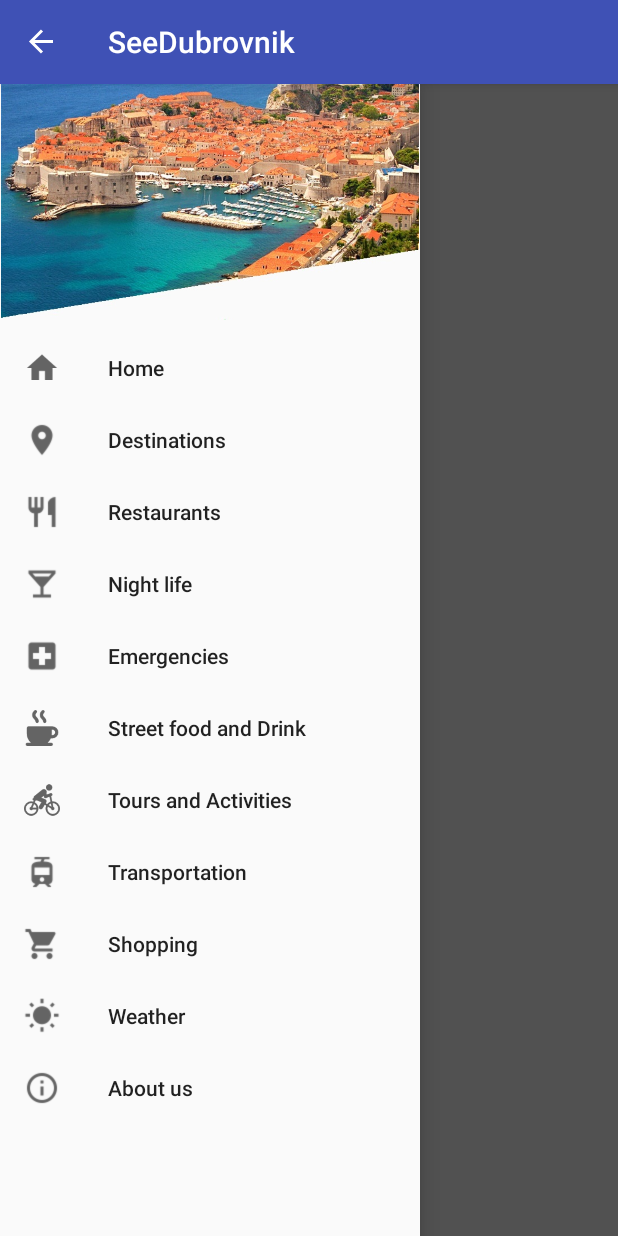
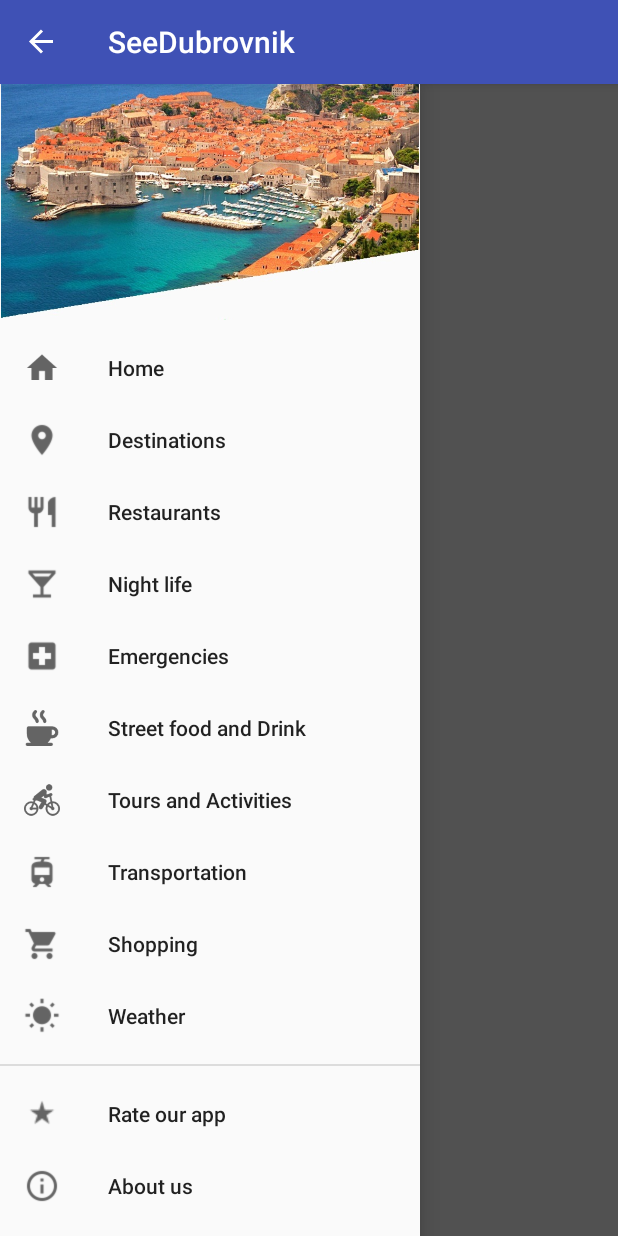
Before and after one commit to progonitelj/SeeDubrovnikTest2, an Android app: the MidActivity screen opened directly, with no data from a screen before it, with the side drawer open, on a phone screen of 412 x 824 dp. Run offline under Robolectric (Android 15) with nearby library versions, the phone set to English and light mode, and no system bars.

Commit message:
****menu content

```diff
--- a/app/src/main/java/hr/project/seedubrovnik/Directions.java
+++ b/app/src/main/java/hr/project/seedubrovnik/Directions.java
@@ -23,8 +23,9 @@ public class Directions extends AppCompatActivity {
 
     public static void GoRestaurant(Context act) {
         Intent intent = new Intent(act, MidActivity.class);
-        intent.putExtra("stringName", "restaurant");
-        intent.putExtra("SelectedItem", "restaurant");
+
+        intent.putExtra("table", "restaurants");
+
         act.startActivity(intent);
 
     }
--- a/app/src/main/java/hr/project/seedubrovnik/MidActivity.java
+++ b/app/src/main/java/hr/project/seedubrovnik/MidActivity.java
@@ -39,7 +39,7 @@ public class MidActivity extends AppCompatActivity {
 
         Intent intent = getIntent();
         String name = intent.getStringExtra("stringName");
-        String SelectedItem = intent.getStringExtra("SelectedItem");
+        String table = intent.getStringExtra("table");
 
 
         SeeDubrovnikDatabaseHellper helper;
@@ -51,46 +51,33 @@ public class MidActivity extends AppCompatActivity {
         Cursor ObjectsCursor;
         helper = new SeeDubrovnikDatabaseHellper(this);
 
-        if(SelectedItem != null && SelectedItem.equals("restaurant")){
-           ObjectsCursor = helper.getObjectsByType(SelectedItem);
-        }
-
-        else {
+        if (table != null) {
+            ObjectsCursor = helper.getObjectsByTable(table);
+        } else {
             ObjectsCursor = helper.getObjectsByName(name);
         }
 
 
-
-
-        while (ObjectsCursor.moveToNext()){
-            TuristicObject el= new TuristicObject(ObjectsCursor.getString(0), name, ObjectsCursor.getString(1), ObjectsCursor.getString(2), ObjectsCursor.getInt(3), ObjectsCursor.getString(4));
+        while (ObjectsCursor.moveToNext()) {
+            TuristicObject el = new TuristicObject(ObjectsCursor.getString(0), name, ObjectsCursor.getString(1), ObjectsCursor.getString(2), ObjectsCursor.getInt(3), ObjectsCursor.getString(4));
             lsObjects.add(el);
 
-            }
+        }
 
         lsMonumentsAdapter = new RecyclerViewListAdapter(this, lsObjects);
         lsMonuments.setAdapter(lsMonumentsAdapter);
 
 
-
-
-
-
     }
 
 
-
-    public void makeToastLong(String text){
+    public void makeToastLong(String text) {
         Toast.makeText(this, text, Toast.LENGTH_LONG).show();
     }
 
-    public void makeToastShort(String text){
+    public void makeToastShort(String text) {
         Toast.makeText(this, text, Toast.LENGTH_SHORT).show();
     }
-
-
-
-
 
 
     //----------###############################-----NAVBAR *start* -----------###############################---------------------------------
@@ -103,7 +90,7 @@ public class MidActivity extends AppCompatActivity {
     }
 
     //Navbar DRAW *start*
-    public void DrawNav(){
+    public void DrawNav() {
         mDrawerLayout = (DrawerLayout) findViewById(R.id.drawer_layout);
         mToggle = new ActionBarDrawerToggle(this, mDrawerLayout, R.string.open, R.string.close);
         mDrawerLayout.addDrawerListener(mToggle);
@@ -138,8 +125,8 @@ public class MidActivity extends AppCompatActivity {
                 });
 
 
+    }
 
-    }
     @Override
     public boolean onOptionsItemSelected(MenuItem item) {
         if (mToggle.onOptionsItemSelected(item)) {
--- a/app/src/main/res/menu/navigation_menu.xml
+++ b/app/src/main/res/menu/navigation_menu.xml
@@ -66,14 +66,26 @@
         android:title="@string/weather"
 
         />
-        <item
-            android:id="@+id/about_us"
-            android:icon="@drawable/ic_info_outline_black_24dp"
-            android:title="@string/about_us"
 
-            />
 
 
     </group>
 
+    <group android:checkableBehavior="single"
+        android:id="@+id/group2"
+        android:title="ajmo"
+       >
+        <item
+            android:id="@+id/rate_app"
+            android:icon="@drawable/ic_star_rate_black_18dp"
+            android:title="@string/rate_app"
+
+            />
+        <item
+        android:id="@+id/about_us"
+        android:icon="@drawable/ic_info_outline_black_24dp"
+        android:title="@string/about_us"
+
+        /></group>
+
 </menu>
--- a/app/src/main/res/values/strings.xml
+++ b/app/src/main/res/values/strings.xml
@@ -18,4 +18,5 @@
     <string name="shopping">Shopping</string>
     <string name="weather">Weather</string>
     <string name="about_us">About us</string>
+    <string name="rate_app">Rate our app</string>
 </resources>
```
Also changed, not shown: app/src/main/java/hr/project/seedubrovnik/PickDestination.java (+0 -7 lines), app/src/main/java/hr/project/seedubrovnik/SeeDubrovnikDatabaseHellper.java (+33 -1 lines), app/src/main/res/drawable/ic_star_rate_black_18dp.png (added).
